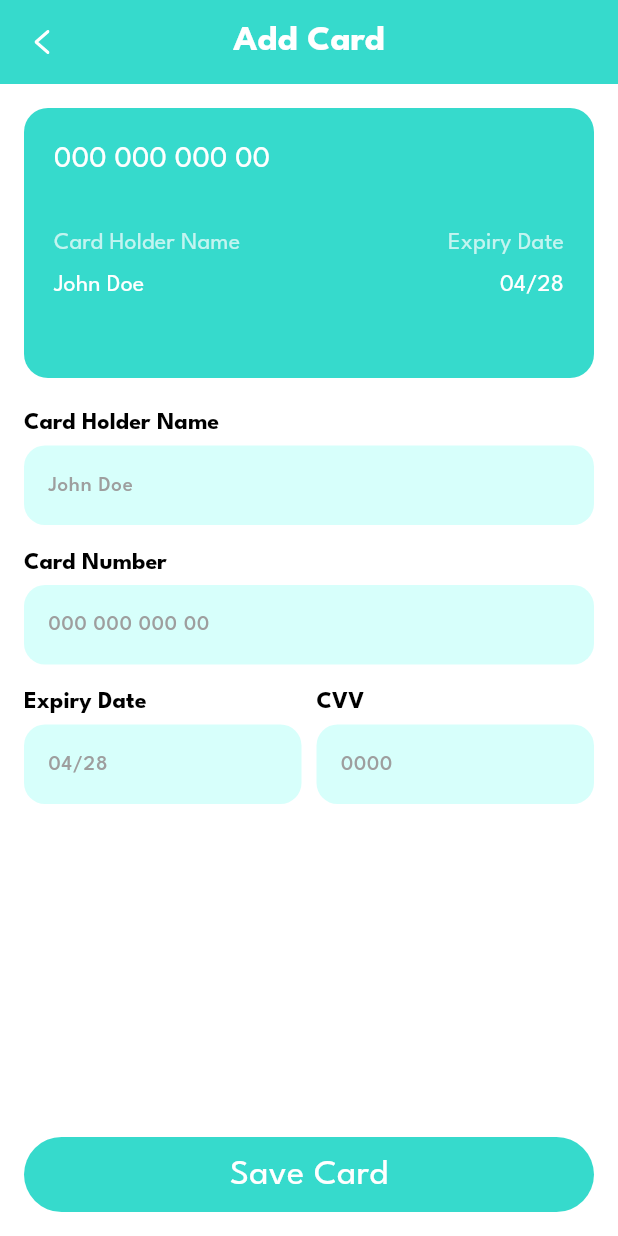
After one commit to Hemant-05/health_tracker, a Flutter app: the AddNewCardScreen screen opened directly, on a phone screen of 412 x 824 dp. The commit adds this screen. Run offline on Flutter 3.47's test engine with Material 3 defaults, Android fonts, the phone set to English and light mode, and no system bars; our stand-ins replace dotted_border, flutter_svg, get, get_storage, logger, smooth_page_indicator; accounts and stored records are empty.

Commit message:
add payment screen, card screen and other little changes

```diff
--- a/lib/App/Features/Home/screens/home_screen.dart
+++ b/lib/App/Features/Home/screens/home_screen.dart
@@ -3,7 +3,6 @@ import 'package:flutter_svg/flutter_svg.dart';
 import 'package:health_tracker/App/Features/Home/widgets/icon_button.dart';
 import 'package:health_tracker/App/Features/Messages/Screens/notification_screen.dart';
 import 'package:health_tracker/App/Features/Profile/screens/edit_profile_screen.dart';
-import 'package:health_tracker/App/Features/filter_screen.dart';
 import 'package:health_tracker/App/Utils/Constants/IconsStrings.dart';
 import 'package:health_tracker/App/Utils/Constants/MyColors.dart';
 import 'package:health_tracker/App/Utils/Constants/MySizes.dart';
--- /dev/null
+++ b/lib/App/Features/Payment/screens/add_new_card_screen.dart
@@ -0,0 +1,216 @@
+import 'package:flutter/material.dart';
+import 'package:health_tracker/App/Common/back_button.dart';
+import 'package:health_tracker/App/Common/my_elevated_button.dart';
+import 'package:health_tracker/App/Utils/Constants/MyColors.dart';
+import 'package:health_tracker/App/Utils/Constants/MySizes.dart';
+import 'package:health_tracker/App/Utils/Helpers/Helpers.dart';
+
+class AddNewCardScreen extends StatelessWidget {
+  const AddNewCardScreen({super.key});
+
+  @override
+  Widget build(BuildContext context) {
+    return Scaffold(
+      backgroundColor: Colors.white,
+      appBar: AppBar(
+        backgroundColor: MyColors.primary,
+        centerTitle: true,
+        title: Text(
+          'Add Card',
+          style: Theme.of(context).textTheme.headlineMedium?.copyWith(
+            color: Colors.white,
+          ),
+        ),
+        leading: backButton(context),
+      ),
+      body: Padding(
+        padding: const EdgeInsets.all(MySizes.md),
+        child: Column(
+          crossAxisAlignment: CrossAxisAlignment.start,
+          children: [
+            // Card Image Box
+            Container(
+              height: 180,
+              decoration: BoxDecoration(
+                color: MyColors.primary,
+                borderRadius: BorderRadius.circular(16),
+              ),
+              child: Stack(
+                children: [
+                  Positioned(
+                    top: 20,
+                    left: 20,
+                    child: Text(
+                      '000 000 000 00',
+                      style: Theme.of(context)
+                          .textTheme
+                          .titleSmall
+                          ?.copyWith(color: Colors.white, fontSize: 20),
+                    ),
+                  ),
+                  Positioned(
+                    bottom: 50,
+                    left: 20,
+                    child: Column(
+                      crossAxisAlignment: CrossAxisAlignment.start,
+                      children: [
+                        Text(
+                          'Card Holder Name',
+                          style: Theme.of(context)
+                              .textTheme
+                              .titleSmall
+                              ?.copyWith(color: Colors.white70),
+                        ),
+                        const SizedBox(height: 5),
+                        Text(
+                          'John Doe',
+                          style: Theme.of(context)
+                              .textTheme
+                              .titleSmall
+                              ?.copyWith(color: Colors.white),
+                        ),
+                      ],
+                    ),
+                  ),
+                  Positioned(
+                    bottom: 50,
+                    right: 20,
+                    child: Column(
+                      crossAxisAlignment: CrossAxisAlignment.end,
+                      children: [
+                        Text(
+                          'Expiry Date',
+                          style: Theme.of(context)
+                              .textTheme
+                              .titleSmall
+                              ?.copyWith(color: Colors.white70),
+                        ),
+                        const SizedBox(height: 5),
+                        Text(
+                          '04/28',
+                          style: Theme.of(context)
+                              .textTheme
+                              .titleSmall
+                              ?.copyWith(color: Colors.white),
+                        ),
+                      ],
+                    ),
+                  ),
+                ],
+              ),
+            ),
+            const SizedBox(height: 20),
+
+            // Card Holder Name
+            Text(
+              'Card Holder Name',
+              style: Theme.of(context).textTheme.titleLarge,
+            ),
+            const SizedBox(height: 5),
+            TextField(
+              decoration: InputDecoration(
+                hintText: 'John Doe',
+                hintStyle: TextStyle(color: Colors.grey),
+                filled: true,
+                fillColor: MyColors.secondary,
+                border: OutlineInputBorder(
+                  borderRadius: BorderRadius.circular(12),
+                  borderSide: BorderSide.none,
+                ),
+              ),
+            ),
+            const SizedBox(height: 15),
+
+            // Card Number
+            Text(
+              'Card Number',
+              style: Theme.of(context).textTheme.titleLarge,
+            ),
+            const SizedBox(height: 5),
+            TextField(
+              decoration: InputDecoration(
+                hintText: '000 000 000 00',
+                hintStyle: TextStyle(color: Colors.grey),
+                filled: true,
+                fillColor: MyColors.secondary,
+                border: OutlineInputBorder(
+                  borderRadius: BorderRadius.circular(12),
+                  borderSide: BorderSide.none,
+                ),
+              ),
+              keyboardType: TextInputType.number,
+            ),
+            const SizedBox(height: 15),
+
+            // Expiry Date and CVV
+            Row(
+              children: [
+                Expanded(
+                  child: Column(
+                    crossAxisAlignment: CrossAxisAlignment.start,
+                    children: [
+                      Text(
+                        'Expiry Date',
+                        style: Theme.of(context).textTheme.titleLarge,
+                      ),
+                      const SizedBox(height: 5),
+                      TextField(
+                        decoration: InputDecoration(
+                          hintText: '04/28',
+                          hintStyle: TextStyle(color: Colors.grey),
+                          filled: true,
+                          fillColor: MyColors.secondary,
+                          border: OutlineInputBorder(
+                            borderRadius: BorderRadius.circular(12),
+                            borderSide: BorderSide.none,
+                          ),
+                        ),
+                      ),
+                    ],
+                  ),
+                ),
+                const SizedBox(width: 10),
+                Expanded(
+                  child: Column(
+                    crossAxisAlignment: CrossAxisAlignment.start,
+                    children: [
+                      Text(
+                        'CVV',
+                        style: Theme.of(context).textTheme.titleLarge,
+                      ),
+                      const SizedBox(height: 5),
+                      TextField(
+                        decoration: InputDecoration(
+                          hintText: '0000',
+                          hintStyle: TextStyle(color: Colors.grey),
+                          filled: true,
+                          fillColor: MyColors.secondary,
+                          border: OutlineInputBorder(
+                            borderRadius: BorderRadius.circular(12),
+                            borderSide: BorderSide.none,
+                          ),
+                        ),
+                        obscureText: true,
+                        keyboardType: TextInputType.number,
+                      ),
+                    ],
+                  ),
+                ),
+              ],
+            ),
+            Expanded(child: Container()),
+
+            // Save Card Button
+            SizedBox(
+              width: double.infinity,
+              height: 50,
+              child: MyElevatedButton(fun: (){
+                MyHelperFunctions.popUp(context);
+              }, text: 'Save Card')
+             ),
+          ],
+        ),
+      ),
+    );
+  }
+}
```
Also changed, not shown: lib/App/Common/show_snackbar.dart (added, +43 -0 lines), lib/App/Features/Payment/screens/payment_method_screen.dart (added, +157 -0 lines), lib/App/Features/Payment/screens/payment_screen.dart (added, +147 -0 lines), lib/App/Features/Payment/widgets/payment_option_tile.dart (added, +39 -0 lines).
